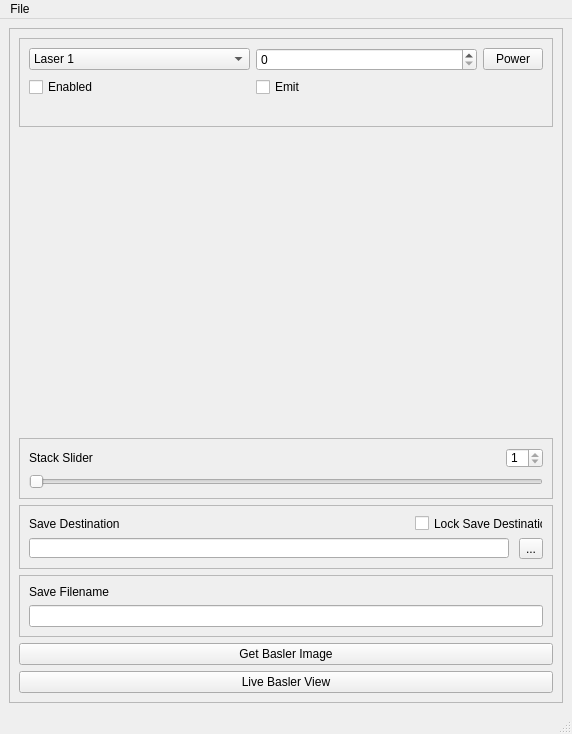
The window that piescope_gui/designer/main.ui (DeMarcoLab/piescope_gui) describes before a commit, drawn with Qt 5.
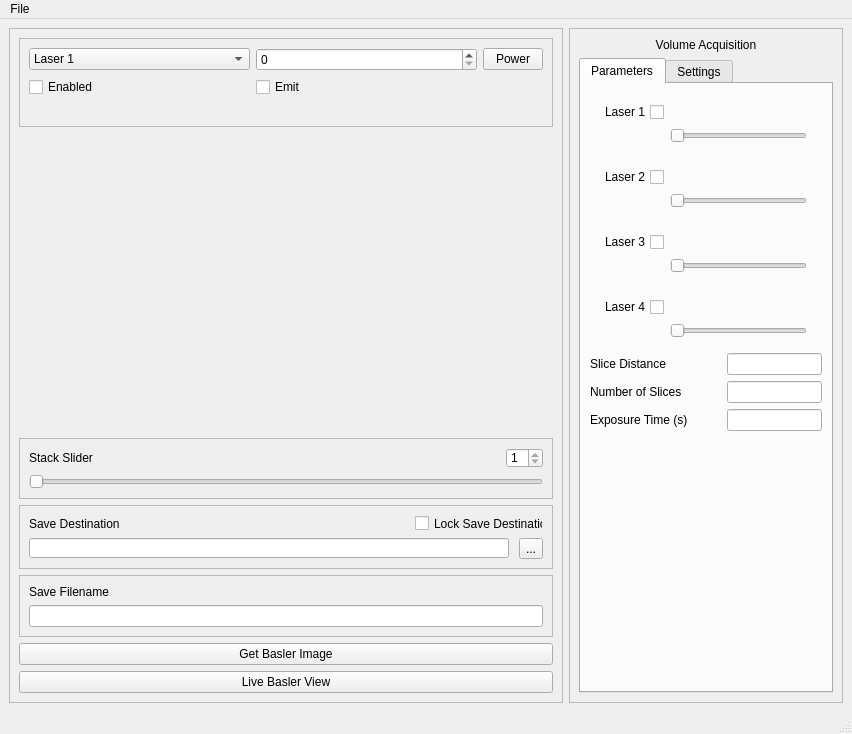
The same window after the commit.

Commit message: Added volume ui elements and limited functionality

Patch:
```diff
--- a/piescope_gui/designer/main.ui
+++ b/piescope_gui/designer/main.ui
@@ -6,7 +6,7 @@
    <rect>
     <x>0</x>
     <y>0</y>
-    <width>572</width>
+    <width>852</width>
     <height>734</height>
    </rect>
   </property>
@@ -16,17 +16,11 @@
     <height>734</height>
    </size>
   </property>
-  <property name="maximumSize">
-   <size>
-    <width>572</width>
-    <height>734</height>
-   </size>
-  </property>
   <property name="windowTitle">
    <string>MainWindow</string>
   </property>
   <widget class="QWidget" name="centralwidget">
-   <layout class="QGridLayout" name="gridLayout_6">
+   <layout class="QGridLayout" name="gridLayout_12">
     <item row="0" column="0">
      <widget class="QFrame" name="frame_main">
       <property name="minimumSize">
@@ -48,95 +42,6 @@
        <enum>QFrame::Raised</enum>
       </property>
       <layout class="QGridLayout" name="gridLayout_4">
-       <item row="6" column="1">
-        <widget class="QFrame" name="frame_2">
-         <property name="frameShape">
-          <enum>QFrame::StyledPanel</enum>
-         </property>
-         <property name="frameShadow">
-          <enum>QFrame::Raised</enum>
-         </property>
-         <layout class="QGridLayout" name="gridLayout">
-          <item row="0" column="0">
-           <widget class="QLabel" name="label_save_filename">
-            <property name="text">
-             <string>Save Filename</string>
-            </property>
-           </widget>
-          </item>
-          <item row="1" column="0">
-           <widget class="QLineEdit" name="lineEdit_save_filename"/>
-          </item>
-         </layout>
-        </widget>
-       </item>
-       <item row="5" column="1">
-        <widget class="QFrame" name="frame_save_destination">
-         <property name="frameShape">
-          <enum>QFrame::StyledPanel</enum>
-         </property>
-         <property name="frameShadow">
-          <enum>QFrame::Raised</enum>
-         </property>
-         <layout class="QGridLayout" name="gridLayout_5">
-          <item row="0" column="0">
-           <widget class="QLabel" name="label_save_destination">
-            <property name="text">
-             <string>Save Destination</string>
-            </property>
-           </widget>
-          </item>
-          <item row="0" column="1">
-           <widget class="QCheckBox" name="checkBox_save_destination">
-            <property name="minimumSize">
-             <size>
-              <width>128</width>
-              <height>17</height>
-             </size>
-            </property>
-            <property name="maximumSize">
-             <size>
-              <width>128</width>
-              <height>17</height>
-             </size>
-            </property>
-            <property name="text">
-             <string>Lock Save Destination</string>
-            </property>
-           </widget>
-          </item>
-          <item row="1" column="0">
-           <widget class="QLineEdit" name="lineEdit_save_destination">
-            <property name="minimumSize">
-             <size>
-              <width>480</width>
-              <height>20</height>
-             </size>
-            </property>
-            <property name="maximumSize">
-             <size>
-              <width>480</width>
-              <height>20</height>
-             </size>
-            </property>
-           </widget>
-          </item>
-          <item row="1" column="1" alignment="Qt::AlignRight">
-           <widget class="QToolButton" name="button_save_destination">
-            <property name="layoutDirection">
-             <enum>Qt::LeftToRight</enum>
-            </property>
-            <property name="text">
-             <string>...</string>
-            </property>
-            <property name="toolButtonStyle">
-             <enum>Qt::ToolButtonIconOnly</enum>
-            </property>
-           </widget>
-          </item>
-         </layout>
-        </widget>
-       </item>
        <item row="4" column="1">
         <widget class="QFrame" name="frame_slider">
          <property name="frameShape">
@@ -221,6 +126,73 @@
          </layout>
         </widget>
        </item>
+       <item row="5" column="1">
+        <widget class="QFrame" name="frame_save_destination">
+         <property name="frameShape">
+          <enum>QFrame::StyledPanel</enum>
+         </property>
+         <property name="frameShadow">
+          <enum>QFrame::Raised</enum>
+         </property>
+         <layout class="QGridLayout" name="gridLayout_5">
+          <item row="0" column="0">
+           <widget class="QLabel" name="label_save_destination">
+            <property name="text">
+             <string>Save Destination</string>
+            </property>
+           </widget>
+          </item>
+          <item row="0" column="1">
+           <widget class="QCheckBox" name="checkBox_save_destination">
+            <property name="minimumSize">
+             <size>
+              <width>128</width>
+              <height>17</height>
+             </size>
+            </property>
+            <property name="maximumSize">
+             <size>
+              <width>128</width>
+              <height>17</height>
+             </size>
+            </property>
+            <property name="text">
+             <string>Lock Save Destination</string>
+            </property>
+           </widget>
+          </item>
+          <item row="1" column="0">
+           <widget class="QLineEdit" name="lineEdit_save_destination">
+            <property name="minimumSize">
+             <size>
+              <width>480</width>
+              <height>20</height>
+             </size>
+            </property>
+            <property name="maximumSize">
+             <size>
+              <width>480</width>
+              <height>20</height>
+             </size>
+            </property>
+           </widget>
+          </item>
+          <item row="1" column="1" alignment="Qt::AlignRight">
+           <widget class="QToolButton" name="button_save_destination">
+            <property name="layoutDirection">
+             <enum>Qt::LeftToRight</enum>
+            </property>
+            <property name="text">
+             <string>...</string>
+            </property>
+            <property name="toolButtonStyle">
+             <enum>Qt::ToolButtonIconOnly</enum>
+            </property>
+           </widget>
+          </item>
+         </layout>
+        </widget>
+       </item>
        <item row="0" column="1">
         <widget class="QFrame" name="frame_image">
          <property name="frameShape">
@@ -317,13 +289,6 @@
          </property>
         </spacer>
        </item>
-       <item row="8" column="1">
-        <widget class="QPushButton" name="button_live_basler">
-         <property name="text">
-          <string>Live Basler View</string>
-         </property>
-        </widget>
-       </item>
        <item row="7" column="1">
         <widget class="QPushButton" name="button_get_basler">
          <property name="text">
@@ -331,6 +296,346 @@
          </property>
         </widget>
        </item>
+       <item row="8" column="1">
+        <widget class="QPushButton" name="button_live_basler">
+         <property name="text">
+          <string>Live Basler View</string>
+         </property>
+        </widget>
+       </item>
+       <item row="6" column="1">
+        <widget class="QFrame" name="frame_2">
+         <property name="frameShape">
+          <enum>QFrame::StyledPanel</enum>
+         </property>
+         <property name="frameShadow">
+          <enum>QFrame::Raised</enum>
+         </property>
+         <layout class="QGridLayout" name="gridLayout">
+          <item row="0" column="0">
+           <widget class="QLabel" name="label_save_filename">
+            <property name="text">
+             <string>Save Filename</string>
+            </property>
+           </widget>
+          </item>
+          <item row="1" column="0">
+           <widget class="QLineEdit" name="lineEdit_save_filename"/>
+          </item>
+         </layout>
+        </widget>
+       </item>
+      </layout>
+     </widget>
+    </item>
+    <item row="0" column="1">
+     <widget class="QFrame" name="frame_volume">
+      <property name="frameShape">
+       <enum>QFrame::StyledPanel</enum>
+      </property>
+      <property name="frameShadow">
+       <enum>QFrame::Raised</enum>
+      </property>
+      <layout class="QGridLayout" name="gridLayout_7">
+       <item row="1" column="0">
+        <widget class="QTabWidget" name="tabwidget_volume">
+         <property name="currentIndex">
+          <number>0</number>
+         </property>
+         <widget class="QWidget" name="parameters_volume">
+          <attribute name="title">
+           <string>Parameters</string>
+          </attribute>
+          <layout class="QGridLayout" name="gridLayout_6">
+           <item row="6" column="2">
+            <widget class="QLineEdit" name="lineEdit_exposure"/>
+           </item>
+           <item row="5" column="0">
+            <widget class="QLabel" name="label_slice_number">
+             <property name="text">
+              <string>Number of Slices</string>
+             </property>
+            </widget>
+           </item>
+           <item row="5" column="2">
+            <widget class="QLineEdit" name="lineEdit_slice_number"/>
+           </item>
+           <item row="4" column="2">
+            <widget class="QLineEdit" name="lineEdit_slice_distance"/>
+           </item>
+           <item row="8" column="0" colspan="3">
+            <spacer name="verticalSpacer_2">
+             <property name="orientation">
+              <enum>Qt::Vertical</enum>
+             </property>
+             <property name="sizeHint" stdset="0">
+              <size>
+               <width>20</width>
+               <height>298</height>
+              </size>
+             </property>
+            </spacer>
+           </item>
+           <item row="4" column="1" rowspan="3">
+            <spacer name="horizontalSpacer_5">
+             <property name="orientation">
+              <enum>Qt::Horizontal</enum>
+             </property>
+             <property name="sizeHint" stdset="0">
+              <size>
+               <width>40</width>
+               <height>20</height>
+              </size>
+             </property>
+            </spacer>
+           </item>
+           <item row="0" column="0" colspan="3">
+            <widget class="QWidget" name="widget_laser1" native="true">
+             <layout class="QGridLayout" name="gridLayout_8">
+              <item row="0" column="0">
+               <widget class="QCheckBox" name="checkBox_laser1">
+                <property name="layoutDirection">
+                 <enum>Qt::RightToLeft</enum>
+                </property>
+                <property name="text">
+                 <string>Laser 1</string>
+                </property>
+               </widget>
+              </item>
+              <item row="0" column="1" colspan="2">
+               <spacer name="horizontalSpacer">
+                <property name="orientation">
+                 <enum>Qt::Horizontal</enum>
+                </property>
+                <property name="sizeHint" stdset="0">
+                 <size>
+                  <width>145</width>
+                  <height>20</height>
+                 </size>
+                </property>
+               </spacer>
+              </item>
+              <item row="2" column="1">
+               <widget class="QSlider" name="slider_laser1">
+                <property name="enabled">
+                 <bool>false</bool>
+                </property>
+                <property name="orientation">
+                 <enum>Qt::Horizontal</enum>
+                </property>
+               </widget>
+              </item>
+             </layout>
+            </widget>
+           </item>
+           <item row="3" column="0" colspan="3">
+            <widget class="QWidget" name="widget_laser4" native="true">
+             <layout class="QGridLayout" name="gridLayout_11">
+              <item row="0" column="1" colspan="2">
+               <spacer name="horizontalSpacer_4">
+                <property name="orientation">
+                 <enum>Qt::Horizontal</enum>
+                </property>
+                <property name="sizeHint" stdset="0">
+                 <size>
+                  <width>76</width>
+                  <height>20</height>
+                 </size>
+                </property>
+               </spacer>
+              </item>
+              <item row="0" column="0">
+               <widget class="QCheckBox" name="checkBox_laser4">
+                <property name="layoutDirection">
+                 <enum>Qt::RightToLeft</enum>
+                </property>
+                <property name="text">
+                 <string>Laser 4</string>
+                </property>
+               </widget>
+              </item>
+              <item row="1" column="1">
+               <widget class="QSlider" name="slider_laser4">
+                <property name="enabled">
+                 <bool>false</bool>
+                </property>
+                <property name="orientation">
+                 <enum>Qt::Horizontal</enum>
+                </property>
+               </widget>
+              </item>
+             </layout>
+            </widget>
+           </item>
+           <item row="1" column="0" colspan="3">
+            <widget class="QWidget" name="widget_laser2" native="true">
+             <layout class="QGridLayout" name="gridLayout_9">
+              <item row="0" column="0">
+               <widget class="QCheckBox" name="checkBox_laser2">
+                <property name="layoutDirection">
+                 <enum>Qt::RightToLeft</enum>
+                </property>
+                <property name="text">
+                 <string>Laser 2</string>
+                </property>
+               </widget>
+              </item>
+              <item row="0" column="1" colspan="2">
+               <spacer name="horizontalSpacer_2">
+                <property name="orientation">
+                 <enum>Qt::Horizontal</enum>
+                </property>
+                <property name="sizeHint" stdset="0">
+                 <size>
+                  <width>76</width>
+                  <height>20</height>
+                 </size>
+                </property>
+               </spacer>
+              </item>
+              <item row="2" column="1">
+               <widget class="QSlider" name="slider_laser2">
+                <property name="enabled">
+                 <bool>false</bool>
+                </property>
+                <property name="orientation">
+                 <enum>Qt::Horizontal</enum>
+                </property>
+               </widget>
+              </item>
+             </layout>
+            </widget>
+           </item>
+           <item row="2" column="0" colspan="3">
+            <widget class="QWidget" name="widget_laser3" native="true">
+             <layout class="QGridLayout" name="gridLayout_10">
+              <item row="0" column="0">
+               <widget class="QCheckBox" name="checkBox_laser3">
+                <property name="layoutDirection">
+                 <enum>Qt::RightToLeft</enum>
+                </property>
+                <property name="text">
+                 <string>Laser 3</string>
+                </property>
+               </widget>
+              </item>
+              <item row="0" column="1" colspan="2">
+               <spacer name="horizontalSpacer_3">
+                <property name="orientation">
+                 <enum>Qt::Horizontal</enum>
+                </property>
+                <property name="sizeHint" stdset="0">
+                 <size>
+                  <width>76</width>
+                  <height>20</height>
+                 </size>
+                </property>
+               </spacer>
+              </item>
+              <item row="2" column="1">
+               <widget class="QSlider" name="slider_laser3">
+                <property name="enabled">
+                 <bool>false</bool>
+                </property>
+                <property name="orientation">
+                 <enum>Qt::Horizontal</enum>
+                </property>
+               </widget>
+              </item>
+             </layout>
+            </widget>
+           </item>
+           <item row="4" column="0">
+            <widget class="QLabel" name="label_slice_distance">
+             <property name="text">
+              <string>Slice Distance</string>
+             </property>
+            </widget>
+           </item>
+           <item row="6" column="0">
+            <widget class="QLabel" name="label_exposure">
+             <property name="text">
+              <string>Exposure Time (s)</string>
+             </property>
+            </widget>
+           </item>
+          </layout>
+         </widget>
+         <widget class="QWidget" name="tab_2">
+          <attribute name="title">
+           <string>Settings</string>
+          </attribute>
+          <layout class="QGridLayout" name="gridLayout_13">
+           <item row="0" column="1">
+            <widget class="QLineEdit" name="lineEdit_4"/>
+           </item>
+           <item row="2" column="1">
+            <widget class="QLineEdit" name="lineEdit_6"/>
+           </item>
+           <item row="0" column="0">
+            <widget class="QLabel" name="label_5">
+             <property name="text">
+              <string>Reading Pause</string>
+             </property>
+            </widget>
+           </item>
+           <item row="1" column="0">
+            <widget class="QLabel" name="label_6">
+             <property name="text">
+              <string>Accuracy Threshold</string>
+             </property>
+            </widget>
+           </item>
+           <item row="1" column="1">
+            <widget class="QLineEdit" name="lineEdit_5"/>
+           </item>
+           <item row="2" column="0">
+            <widget class="QLabel" name="label_7">
+             <property name="text">
+              <string>Threshold Steps</string>
+             </property>
+            </widget>
+           </item>
+           <item row="3" column="0">
+            <spacer name="verticalSpacer_3">
+             <property name="orientation">
+              <enum>Qt::Vertical</enum>
+             </property>
+             <property name="sizeHint" stdset="0">
+              <size>
+               <width>20</width>
+               <height>40</height>
+              </size>
+             </property>
+            </spacer>
+           </item>
+          </layout>
+         </widget>
+        </widget>
+       </item>
+       <item row="0" column="0">
+        <widget class="QLabel" name="label_volume_title">
+         <property name="text">
+          <string>Volume Acquisition</string>
+         </property>
+         <property name="alignment">
+          <set>Qt::AlignCenter</set>
+         </property>
+        </widget>
+       </item>
+       <item row="2" column="0">
+        <spacer name="verticalSpacer_4">
+         <property name="orientation">
+          <enum>Qt::Vertical</enum>
+         </property>
+         <property name="sizeHint" stdset="0">
+          <size>
+           <width>20</width>
+           <height>40</height>
+          </size>
+         </property>
+        </spacer>
+       </item>
       </layout>
      </widget>
     </item>
@@ -341,7 +646,7 @@
     <rect>
      <x>0</x>
      <y>0</y>
-     <width>572</width>
+     <width>852</width>
      <height>21</height>
     </rect>
    </property>
```
The commit also changes 3 other files.
